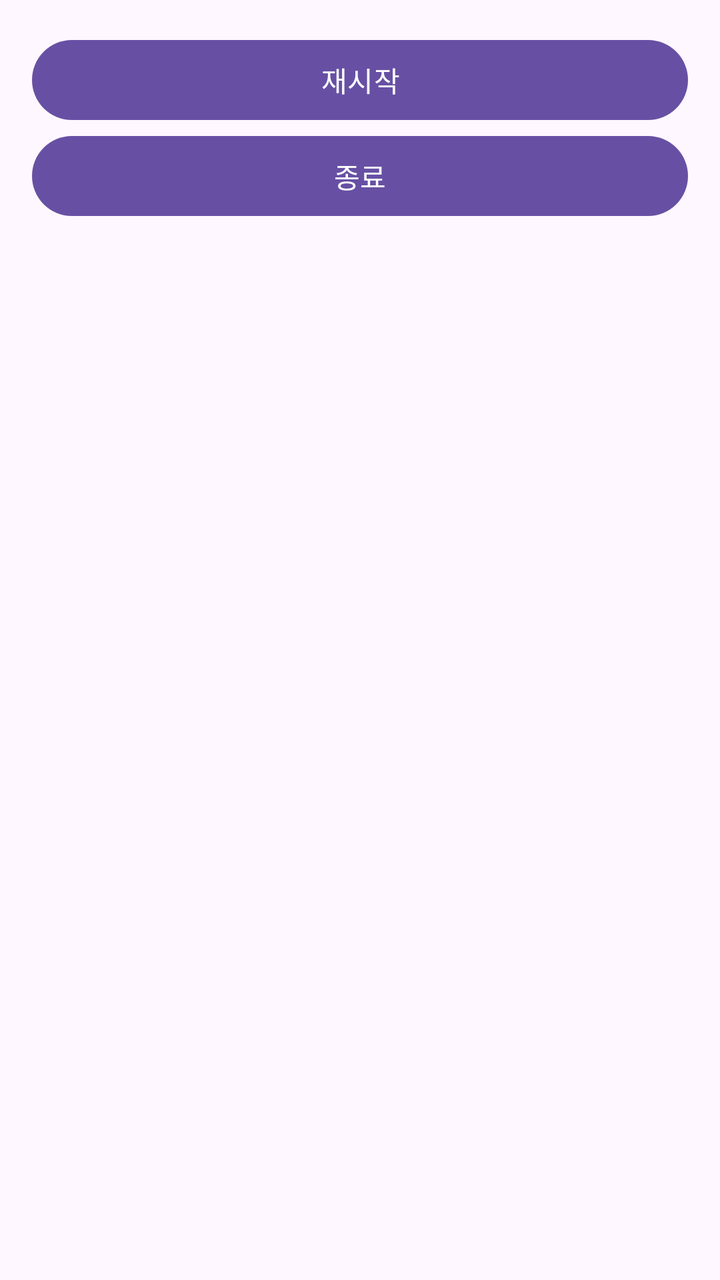
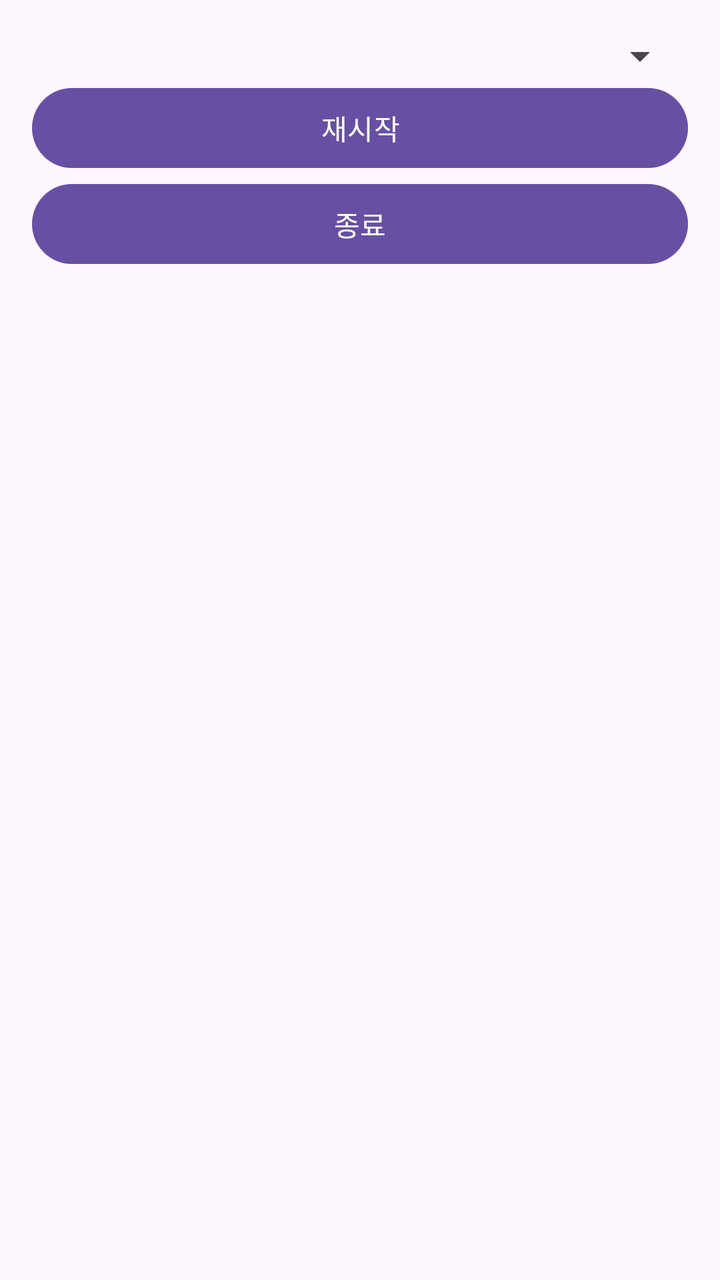

Compare the two renders of this Android layout. The source of the first and the diff that turns it into the second are given below.
<!-- AndroidManifest.xml: application theme Theme.Tangler -->
<!-- res/layout/activity_main.xml -->
<?xml version="1.0" encoding="utf-8"?>
<FrameLayout xmlns:android="http://schemas.android.com/apk/res/android"
             android:id="@+id/overlay_root"
             android:layout_width="match_parent"
             android:layout_height="match_parent"
             android:background="@android:color/transparent"
             android:clickable="false"
             android:focusable="false">
    <LinearLayout
            android:layout_width="match_parent"
            android:layout_height="wrap_content"
            android:orientation="vertical"
            android:padding="16dp">

        <Button
                android:id="@+id/btnRestart"
                android:layout_width="match_parent"
                android:layout_height="wrap_content"
                android:text="재시작" />

        <Button
                android:id="@+id/btnExit"
                android:layout_width="match_parent"
                android:layout_height="wrap_content"
                android:text="종료" />

    </LinearLayout>>


</FrameLayout>
<!-- resources referenced by this layout -->
<resources>
  <style name="Theme.Tangler" parent="Base.Theme.Tangler" />
  <style name="Base.Theme.Tangler" parent="Theme.Material3.DayNight.NoActionBar">
          
          
      </style>
</resources>

<!-- the commit's change to res/layout/activity_main.xml (unified diff, before → after) -->
@@ -7,24 +7,29 @@
              android:clickable="false"
              android:focusable="false">
     <LinearLayout
+        android:layout_width="match_parent"
+        android:layout_height="wrap_content"
+        android:orientation="vertical"
+        android:padding="16dp">
+
+        <Spinner
+            android:id="@+id/spinnerOcrType"
+            android:layout_width="match_parent"
+            android:layout_height="wrap_content" />
+
+        <Button
+            android:id="@+id/btnRestart"
             android:layout_width="match_parent"
             android:layout_height="wrap_content"
-            android:orientation="vertical"
-            android:padding="16dp">
+            android:text="재시작" />
 
         <Button
-                android:id="@+id/btnRestart"
-                android:layout_width="match_parent"
-                android:layout_height="wrap_content"
-                android:text="재시작" />
+            android:id="@+id/btnExit"
+            android:layout_width="match_parent"
+            android:layout_height="wrap_content"
+            android:text="종료" />
 
-        <Button
-                android:id="@+id/btnExit"
-                android:layout_width="match_parent"
-                android:layout_height="wrap_content"
-                android:text="종료" />
-
-    </LinearLayout>>
+    </LinearLayout>
 
 
 </FrameLayout>
